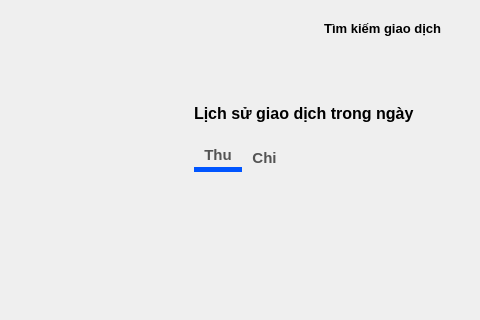
This is app/ui/manager.ui in rinnn31/AppQuanLiChiTieu as Qt 5 draws it before an edit; both pictures show x 457 to 937 and y 134 to 454 of the 1056 by 665 pixel window. The edited form follows.
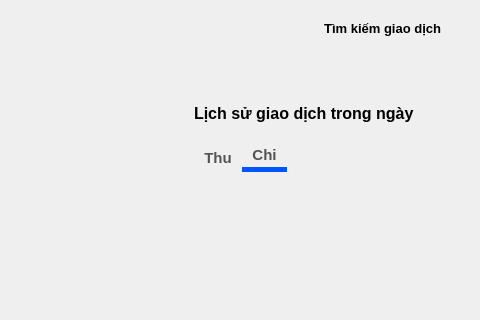
This is the edited form. Icons and pictures are not drawn. Custom widgets are drawn as their Qt base class.

What changed in the file:
```diff
--- a/app/ui/manager.ui
+++ b/app/ui/manager.ui
@@ -277,13 +277,13 @@
         <property name="currentIndex">
          <number>0</number>
         </property>
-        <widget class="TransactionViewer" name="expenseTab">
-         <attribute name="title">
-          <string>Thu</string>
-         </attribute>
-        </widget>
         <widget class="TransactionViewer" name="incomeTab">
          <attribute name="title">
+          <string>Thu</string>
+         </attribute>
+        </widget>
+        <widget class="TransactionViewer" name="expenseTab">
+         <attribute name="title">
           <string>Chi</string>
          </attribute>
         </widget>
```
Left out of the diff: 8 changed lines with no effect on the pictures.
